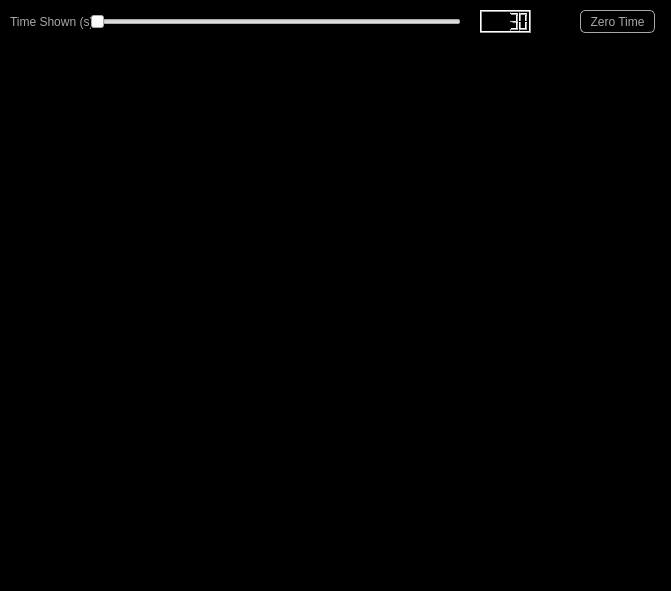
This is Scanner GUI/ApproachMonitor/ApproachMonitor.ui in afylab/nanoSQUID-Scanning-Software as Qt 5 draws it before an edit. The edited form follows.
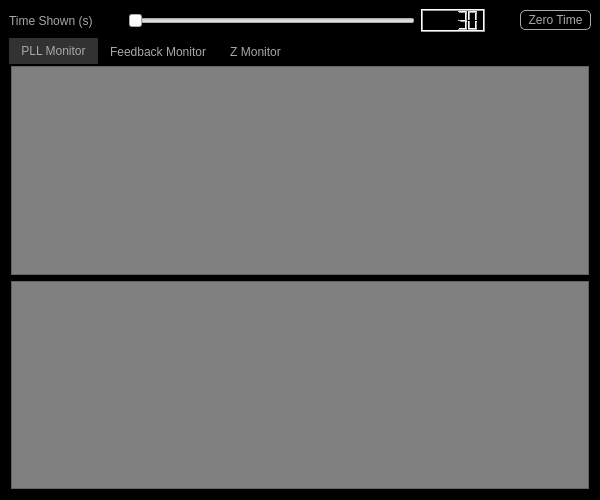
This is the edited form.

```diff
--- a/Scanner GUI/ApproachMonitor/ApproachMonitor.ui
+++ b/Scanner GUI/ApproachMonitor/ApproachMonitor.ui
@@ -6,26 +6,26 @@
    <rect>
     <x>0</x>
     <y>0</y>
-    <width>671</width>
-    <height>591</height>
+    <width>600</width>
+    <height>500</height>
    </rect>
   </property>
   <property name="sizePolicy">
-   <sizepolicy hsizetype="Fixed" vsizetype="Fixed">
+   <sizepolicy hsizetype="Expanding" vsizetype="Expanding">
     <horstretch>0</horstretch>
     <verstretch>0</verstretch>
    </sizepolicy>
   </property>
   <property name="minimumSize">
    <size>
-    <width>671</width>
-    <height>591</height>
+    <width>0</width>
+    <height>0</height>
    </size>
   </property>
   <property name="maximumSize">
    <size>
-    <width>671</width>
-    <height>591</height>
+    <width>9999</width>
+    <height>9999</height>
    </size>
   </property>
   <property name="windowTitle">
@@ -47,17 +47,75 @@
 color:rgb(168,168,168)
 }</string>
    </property>
-   <widget class="QPushButton" name="push_zeroTime">
-    <property name="geometry">
-     <rect>
-      <x>580</x>
-      <y>10</y>
-      <width>75</width>
-      <height>23</height>
-     </rect>
-    </property>
-    <property name="styleSheet">
-     <string notr="true">QPushButton:pressed#push_zeroTime{
+   <layout class="QGridLayout" name="gridLayout">
+    <item row="0" column="0">
+     <layout class="QHBoxLayout" name="horizontalLayout" stretch="0,1,10,0,1,0">
+      <item>
+       <widget class="QLabel" name="label">
+        <property name="text">
+         <string>Time Shown (s)</string>
+        </property>
+       </widget>
+      </item>
+      <item>
+       <spacer name="horizontalSpacer">
+        <property name="orientation">
+         <enum>Qt::Horizontal</enum>
+        </property>
+        <property name="sizeHint" stdset="0">
+         <size>
+          <width>10</width>
+          <height>20</height>
+         </size>
+        </property>
+       </spacer>
+      </item>
+      <item>
+       <widget class="QSlider" name="horizontalSlider">
+        <property name="maximum">
+         <number>3570</number>
+        </property>
+        <property name="orientation">
+         <enum>Qt::Horizontal</enum>
+        </property>
+       </widget>
+      </item>
+      <item>
+       <widget class="QLCDNumber" name="lcdNumber">
+        <property name="value" stdset="0">
+         <double>30.000000000000000</double>
+        </property>
+       </widget>
+      </item>
+      <item>
+       <spacer name="horizontalSpacer_2">
+        <property name="orientation">
+         <enum>Qt::Horizontal</enum>
+        </property>
+        <property name="sizeHint" stdset="0">
+         <size>
+          <width>10</width>
+          <height>20</height>
+         </size>
+        </property>
+       </spacer>
+      </item>
+      <item>
+       <widget class="QPushButton" name="push_zeroTime">
+        <property name="sizePolicy">
+         <sizepolicy hsizetype="Fixed" vsizetype="Fixed">
+          <horstretch>0</horstretch>
+          <verstretch>0</verstretch>
+         </sizepolicy>
+        </property>
+        <property name="minimumSize">
+         <size>
+          <width>71</width>
+          <height>20</height>
+         </size>
+        </property>
+        <property name="styleSheet">
+         <string notr="true">QPushButton:pressed#push_zeroTime{
 color: rgb(168,168,168);
 background-color:rgb(95,107,166);
 border: 1px solid rgb(168,168,168);
@@ -70,76 +128,152 @@
 border: 1px solid rgb(168,168,168);
 border-radius: 5px
 }</string>
-    </property>
-    <property name="text">
-     <string>Zero Time</string>
-    </property>
-   </widget>
-   <widget class="QSlider" name="horizontalSlider">
-    <property name="geometry">
-     <rect>
-      <x>90</x>
-      <y>10</y>
-      <width>371</width>
-      <height>23</height>
-     </rect>
-    </property>
-    <property name="maximum">
-     <number>3570</number>
-    </property>
-    <property name="orientation">
-     <enum>Qt::Horizontal</enum>
-    </property>
-   </widget>
-   <widget class="QLabel" name="label">
-    <property name="geometry">
-     <rect>
-      <x>10</x>
-      <y>10</y>
-      <width>81</width>
-      <height>23</height>
-     </rect>
-    </property>
-    <property name="text">
-     <string>Time Shown (s)</string>
-    </property>
-   </widget>
-   <widget class="QLCDNumber" name="lcdNumber">
-    <property name="geometry">
-     <rect>
-      <x>480</x>
-      <y>10</y>
-      <width>51</width>
-      <height>23</height>
-     </rect>
-    </property>
-    <property name="value" stdset="0">
-     <double>30.000000000000000</double>
-    </property>
-   </widget>
-   <widget class="QTabWidget" name="tabWidget">
-    <property name="geometry">
-     <rect>
-      <x>0</x>
-      <y>40</y>
-      <width>671</width>
-      <height>551</height>
-     </rect>
-    </property>
-    <property name="styleSheet">
-     <string notr="true">QTabWidget::pane { border: 0; }
+        </property>
+        <property name="text">
+         <string>Zero Time</string>
+        </property>
+       </widget>
+      </item>
+     </layout>
+    </item>
+    <item row="1" column="0">
+     <widget class="QTabWidget" name="tabWidget">
+      <property name="styleSheet">
+       <string notr="true">QTabWidget::pane { border: 0; }
 QTabBar::tab{background: black;
 color: rgb(168,168,168);
 }
 QTabBar::tab:selected {background: rgb(50,50,50);}</string>
-    </property>
-    <property name="tabShape">
-     <enum>QTabWidget::Rounded</enum>
-    </property>
-    <property name="currentIndex">
-     <number>-1</number>
-    </property>
-   </widget>
+      </property>
+      <property name="tabShape">
+       <enum>QTabWidget::Rounded</enum>
+      </property>
+      <property name="currentIndex">
+       <number>0</number>
+      </property>
+      <widget class="QWidget" name="tab">
+       <property name="styleSheet">
+        <string notr="true">#tab{
+background: black
+}</string>
+       </property>
+       <attribute name="title">
+        <string>PLL Monitor</string>
+       </attribute>
+       <layout class="QVBoxLayout" name="verticalLayout">
+        <property name="margin">
+         <number>2</number>
+        </property>
+        <item>
+         <widget class="QFrame" name="deltaFPlaceholder">
+          <property name="styleSheet">
+           <string notr="true">#deltaFPlaceholder{
+background: grey
+}</string>
+          </property>
+          <property name="frameShape">
+           <enum>QFrame::StyledPanel</enum>
+          </property>
+          <property name="frameShadow">
+           <enum>QFrame::Raised</enum>
+          </property>
+         </widget>
+        </item>
+        <item>
+         <widget class="QFrame" name="phasePlaceholder">
+          <property name="styleSheet">
+           <string notr="true">#phasePlaceholder{
+background: grey
+}</string>
+          </property>
+          <property name="frameShape">
+           <enum>QFrame::StyledPanel</enum>
+          </property>
+          <property name="frameShadow">
+           <enum>QFrame::Raised</enum>
+          </property>
+         </widget>
+        </item>
+       </layout>
+      </widget>
+      <widget class="QWidget" name="tab_2">
+       <property name="styleSheet">
+        <string notr="true">#tab_2{
+background: black
+}</string>
+       </property>
+       <attribute name="title">
+        <string>Feedback Monitor</string>
+       </attribute>
+       <layout class="QVBoxLayout" name="verticalLayout_2">
+        <property name="margin">
+         <number>2</number>
+        </property>
+        <item>
+         <widget class="QFrame" name="dcPlaceholder">
+          <property name="styleSheet">
+           <string notr="true">#dcPlaceholder{
+background: grey
+}</string>
+          </property>
+          <property name="frameShape">
+           <enum>QFrame::StyledPanel</enum>
+          </property>
+          <property name="frameShadow">
+           <enum>QFrame::Raised</enum>
+          </property>
+         </widget>
+        </item>
+        <item>
+         <widget class="QFrame" name="acPlaceholder">
+          <property name="styleSheet">
+           <string notr="true">#acPlaceholder{
+background: grey
+}</string>
+          </property>
+          <property name="frameShape">
+           <enum>QFrame::StyledPanel</enum>
+          </property>
+          <property name="frameShadow">
+           <enum>QFrame::Raised</enum>
+          </property>
+         </widget>
+        </item>
+       </layout>
+      </widget>
+      <widget class="QWidget" name="tab_3">
+       <property name="styleSheet">
+        <string notr="true">#tab_3{
+background: black
+}</string>
+       </property>
+       <attribute name="title">
+        <string>Z Monitor</string>
+       </attribute>
+       <layout class="QGridLayout" name="gridLayout_2">
+        <property name="margin">
+         <number>2</number>
+        </property>
+        <item row="0" column="0">
+         <widget class="QFrame" name="zPlaceholder">
+          <property name="styleSheet">
+           <string notr="true">#zPlaceholder{
+background: grey
+}</string>
+          </property>
+          <property name="frameShape">
+           <enum>QFrame::StyledPanel</enum>
+          </property>
+          <property name="frameShadow">
+           <enum>QFrame::Raised</enum>
+          </property>
+         </widget>
+        </item>
+       </layout>
+      </widget>
+     </widget>
+    </item>
+   </layout>
   </widget>
  </widget>
  <resources>
```
